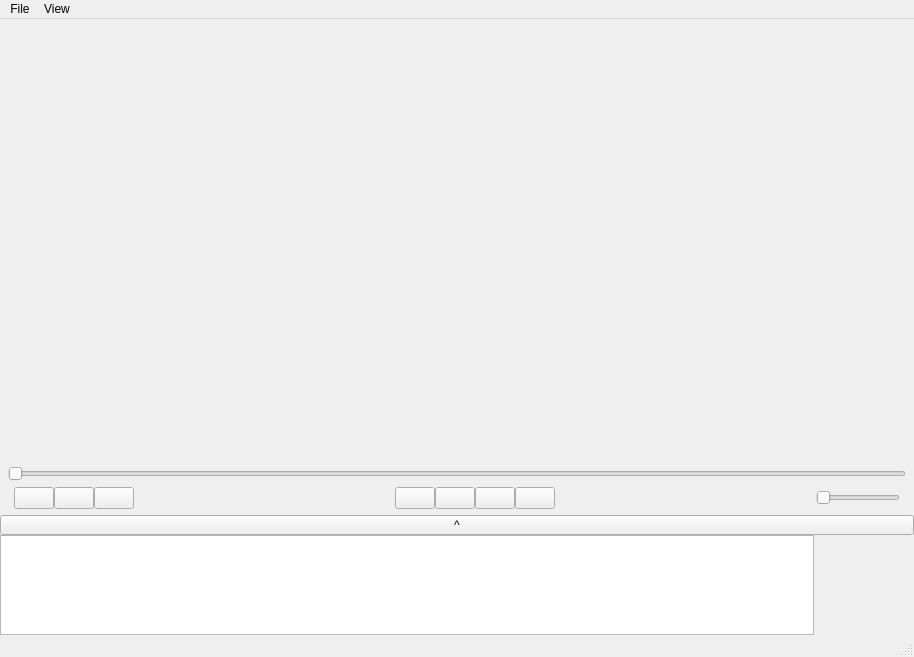
mohammadjavad78/AP_FinalProject, file gui-intro.ui: the form before one commit.
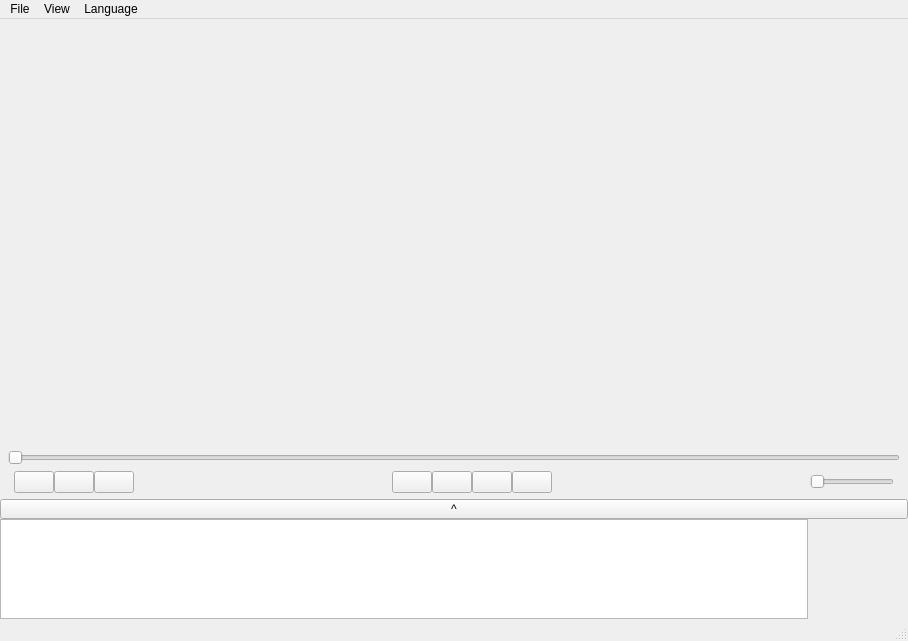
The form after the commit.

```diff
--- a/gui-intro.ui
+++ b/gui-intro.ui
@@ -6,8 +6,8 @@
    <rect>
     <x>0</x>
     <y>0</y>
-    <width>914</width>
-    <height>657</height>
+    <width>908</width>
+    <height>641</height>
    </rect>
   </property>
   <property name="windowTitle">
@@ -466,7 +466,7 @@
     <rect>
      <x>0</x>
      <y>0</y>
-     <width>914</width>
+     <width>908</width>
      <height>26</height>
     </rect>
    </property>
@@ -490,8 +490,16 @@
     <addaction name="theme3"/>
     <addaction name="theme4"/>
    </widget>
+   <widget class="QMenu" name="menuLanguage">
+    <property name="title">
+     <string>Language</string>
+    </property>
+    <addaction name="actionFarsi"/>
+    <addaction name="actionEnglish"/>
+   </widget>
    <addaction name="menuFile"/>
    <addaction name="menuView"/>
+   <addaction name="menuLanguage"/>
   </widget>
   <widget class="QStatusBar" name="statusBar"/>
   <action name="actionOpen">
```
Left out of the diff: 10 changed lines with no effect on the pictures.
